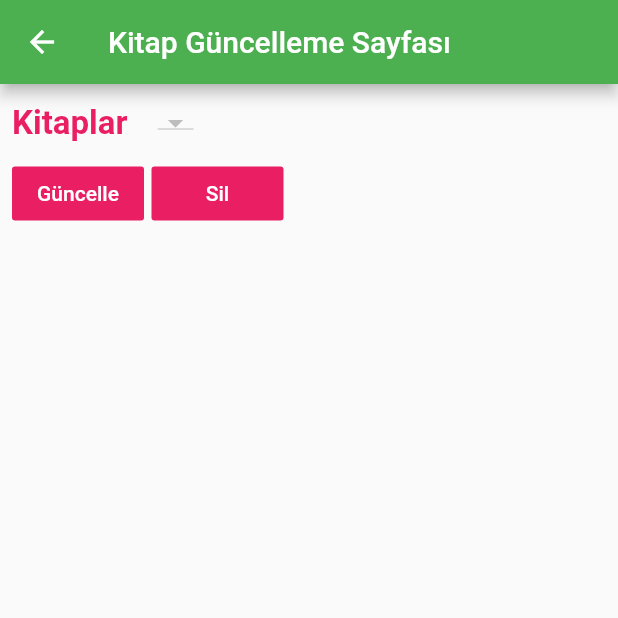
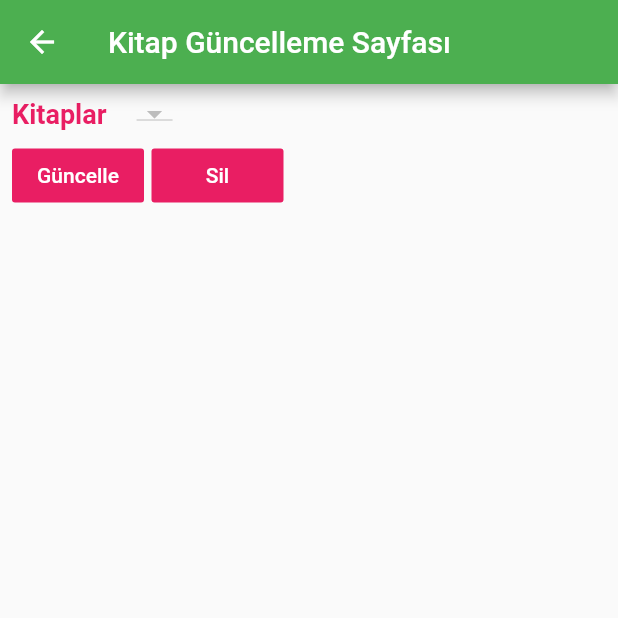
Before and after one commit to berkayismus/book_database, a Flutter app: the BookUpdateScreen screen opened by its route, on a phone screen of 412 x 824 dp, the top half of it. Run offline on Flutter 3.47's test engine with Material 2 defaults, Android fonts, the phone set to English and light mode, and no system bars; our stand-ins replace shared_preferences; accounts and stored records are empty; network calls fail.

Commit message:
mini bugs fixed

```diff
--- a/lib/screen/category/category_detail_screen.dart
+++ b/lib/screen/category/category_detail_screen.dart
@@ -58,7 +58,7 @@ class _CategoryDetailScreenState extends State<CategoryDetailScreen> {
         leading: Icon(Icons.book),
         trailing: Icon(Icons.arrow_forward),
         title: Text("${index+1} - " + _bookList[index].book_name,style: _customBookNameStyle(),),
-        subtitle: Text(_bookList[index].book_detail.substring(0,150),style: _customBookDetailStyle(),),
+        subtitle: Text(_bookList[index].book_detail.length>150 ? _bookList[index].book_detail.substring(0,150) + "..." : _bookList[index].book_detail,style: _customBookDetailStyle(),),
         onTap: (){_bookClicked(index);},
       );
     });
--- a/lib/widgets/book/book_add_widgets.dart
+++ b/lib/widgets/book/book_add_widgets.dart
@@ -192,7 +192,7 @@ class _BookAddWidgetsState extends State<BookAddWidgets> {
     );
   }
 
-  void _bookAddClicked() {
+  void  _bookAddClicked() {
     // kitap ekleme butonuna basıldığında burası çalışacak
     String bookName = _bookNameController.text;
     String bookDetail = _bookDetailController.text;
--- a/lib/widgets/book/book_update_widgets.dart
+++ b/lib/widgets/book/book_update_widgets.dart
@@ -227,8 +227,8 @@ class _BookUpdateWidgetsState extends State<BookUpdateWidgets> {
   }
 
   buildBooksField() {
-    return Padding(
-      padding: EdgeInsets.only(top: fieldSpaceHeight,bottom: fieldSpaceHeight),
+    return SingleChildScrollView(
+      scrollDirection: Axis.vertical,
       child: Row(
           children: <Widget>[
             Text("Kitaplar",style: _customTextStyle(),),
@@ -273,7 +273,7 @@ class _BookUpdateWidgetsState extends State<BookUpdateWidgets> {
     return TextStyle(
       color: Colors.pink,
       fontWeight: FontWeight.bold,
-      fontSize: 22,
+      fontSize: 18,
     );
   }
 
--- a/lib/widgets/dashboard/dashboard_book_widgets.dart
+++ b/lib/widgets/dashboard/dashboard_book_widgets.dart
@@ -29,7 +29,7 @@ class _DashBoardBookWidgetsState extends State<DashBoardBookWidgets> {
         return ListTile(
           leading: Icon(Icons.book),
           title: Text(_randomBooks[index].book_name,style: _customBookNameStyle(),),
-          subtitle: Text(_randomBooks[index].book_detail.substring(0,150) + "..",style: _customBookDetailStyle(),),
+          subtitle: Text(_randomBooks[index].book_detail.length>150 ? _randomBooks[index].book_detail.substring(0,150) + "..." : _randomBooks[index].book_detail,style: _customBookDetailStyle(),),
           trailing: Icon(Icons.arrow_forward),
           onTap: (){ _randomBookClicked(_randomBooks[index].book_id); },
         );
```
Lines whose indentation alone changed are shown as unchanged.
